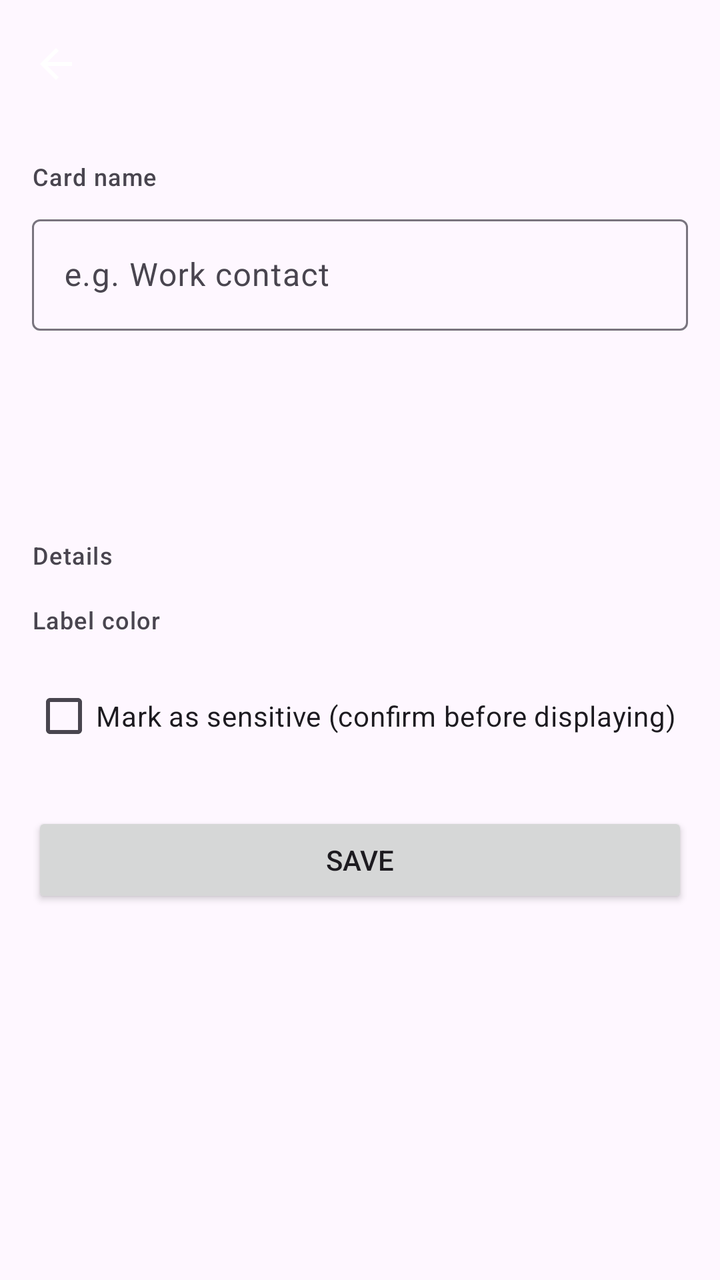
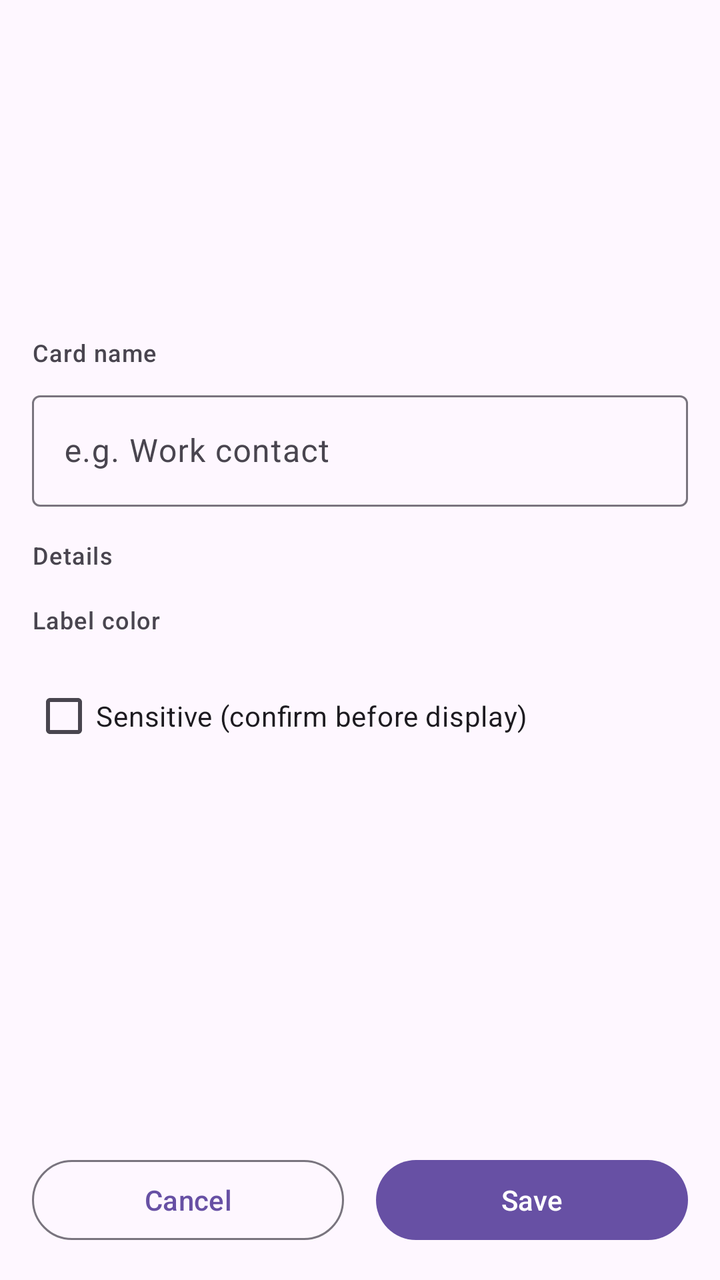

An Android layout rendered at two revisions. The XML below is the earlier revision; the diff shows what the commit changed to produce the second picture.
<!-- AndroidManifest.xml: application theme Theme.QRCards -->
<!-- res/layout/activity_card_edit.xml -->
<?xml version="1.0" encoding="utf-8"?>
<LinearLayout xmlns:android="http://schemas.android.com/apk/res/android"
    xmlns:app="http://schemas.android.com/apk/res-auto"
    android:layout_width="match_parent"
    android:layout_height="match_parent"
    android:orientation="vertical">

    <com.google.android.material.appbar.MaterialToolbar
        android:id="@+id/toolbar"
        android:layout_width="match_parent"
        android:layout_height="?attr/actionBarSize"
        app:navigationIcon="@drawable/ic_arrow_back" />

    <ScrollView
        android:layout_width="match_parent"
        android:layout_height="0dp"
        android:layout_weight="1">

        <LinearLayout
            android:layout_width="match_parent"
            android:layout_height="wrap_content"
            android:orientation="vertical"
            android:padding="16dp">

            <TextView
                android:layout_width="wrap_content"
                android:layout_height="wrap_content"
                android:text="@string/card_name"
                android:textAppearance="?attr/textAppearanceLabelMedium" />

            <com.google.android.material.textfield.TextInputLayout
                android:id="@+id/cardNameLayout"
                android:layout_width="match_parent"
                android:layout_height="wrap_content"
                android:layout_marginTop="8dp"
                app:boxBackgroundMode="outline">

                <com.google.android.material.textfield.TextInputEditText
                    android:id="@+id/cardNameInput"
                    android:layout_width="match_parent"
                    android:layout_height="wrap_content"
                    android:hint="@string/card_name_hint"
                    android:inputType="textCapWords"
                    android:imeOptions="actionNext" />
            </com.google.android.material.textfield.TextInputLayout>

            
            <LinearLayout
                android:layout_width="match_parent"
                android:layout_height="wrap_content"
                android:layout_marginTop="16dp"
                android:minHeight="64dp"
                android:orientation="vertical">

                <TextView
                    android:id="@+id/typeTitle"
                    android:layout_width="wrap_content"
                    android:layout_height="wrap_content"
                    android:singleLine="true"
                    android:textAppearance="?attr/textAppearanceHeadlineSmall" />

                <TextView
                    android:id="@+id/typeDesc"
                    android:layout_width="wrap_content"
                    android:layout_height="wrap_content"
                    android:lines="2"
                    android:textAppearance="?attr/textAppearanceBodySmall" />
            </LinearLayout>

            <HorizontalScrollView
                android:layout_width="match_parent"
                android:layout_height="wrap_content"
                android:layout_marginTop="8dp"
                android:clipToPadding="false"
                android:fillViewport="true"
                android:scrollbars="none">

                <LinearLayout
                    android:id="@+id/typeTabRow"
                    android:layout_width="match_parent"
                    android:layout_height="wrap_content"
                    android:orientation="horizontal" />
            </HorizontalScrollView>

            <TextView
                android:layout_width="wrap_content"
                android:layout_height="wrap_content"
                android:layout_marginTop="16dp"
                android:text="@string/details"
                android:textAppearance="?attr/textAppearanceLabelMedium" />

            <LinearLayout
                android:id="@+id/formContainer"
                android:layout_width="match_parent"
                android:layout_height="wrap_content"
                android:orientation="vertical" />

            <TextView
                android:id="@+id/wifiNote"
                android:layout_width="match_parent"
                android:layout_height="wrap_content"
                android:layout_marginTop="8dp"
                android:text="@string/wifi_plaintext_note"
                android:textAppearance="?attr/textAppearanceBodySmall"
                android:textColor="?attr/colorError"
                android:visibility="gone" />

            <TextView
                android:layout_width="wrap_content"
                android:layout_height="wrap_content"
                android:layout_marginTop="16dp"
                android:text="@string/label_color"
                android:textAppearance="?attr/textAppearanceLabelMedium" />

            <LinearLayout
                android:id="@+id/colorRow"
                android:layout_width="match_parent"
                android:layout_height="wrap_content"
                android:layout_marginTop="8dp"
                android:gravity="center_vertical"
                android:orientation="horizontal" />

            <com.google.android.material.checkbox.MaterialCheckBox
                android:id="@+id/sensitiveCheck"
                android:layout_width="wrap_content"
                android:layout_height="wrap_content"
                android:layout_marginTop="8dp"
                android:text="@string/sensitive_check" />

            <Button
                android:id="@+id/saveButton"
                android:layout_width="match_parent"
                android:layout_height="wrap_content"
                android:layout_marginTop="24dp"
                android:text="@string/save" />
        </LinearLayout>
    </ScrollView>
</LinearLayout>
<!-- resources referenced by this layout -->
<resources>
  <!-- drawable ic_arrow_back (drawable) -->
  <vector xmlns:android="http://schemas.android.com/apk/res/android"
      android:width="24dp" android:height="24dp"
      android:viewportWidth="24" android:viewportHeight="24">
      <path
          android:fillColor="@android:color/white"
          android:pathData="M20,11H7.83l5.59,-5.59L12,4l-8,8 8,8 1.41,-1.41L7.83,13H20v-2z" />
  </vector>
  <string name="card_name">Card name</string>
  <string name="card_name_hint">e.g. Work contact</string>
  <string name="details">Details</string>
  <string name="label_color">Label color</string>
  <string name="save">Save</string>
  <string name="sensitive_check">Mark as sensitive (confirm before displaying)</string>
  <string name="wifi_plaintext_note">The password is baked into the QR code as plain text — anyone who scans it can read it. Use a guest network, never your main LAN password.</string>
  <style name="Theme.QRCards" parent="Theme.Material3.DayNight.NoActionBar" />
</resources>

<!-- the commit's change to res/layout/activity_card_edit.xml (unified diff, before → after) -->
@@ -5,11 +5,11 @@
     android:layout_height="match_parent"
     android:orientation="vertical">
 
+    
     <com.google.android.material.appbar.MaterialToolbar
         android:id="@+id/toolbar"
         android:layout_width="match_parent"
-        android:layout_height="?attr/actionBarSize"
-        app:navigationIcon="@drawable/ic_arrow_back" />
+        android:layout_height="?attr/actionBarSize" />
 
     <ScrollView
         android:layout_width="match_parent"
@@ -22,9 +22,49 @@
             android:orientation="vertical"
             android:padding="16dp">
 
+            
+            <LinearLayout
+                android:layout_width="match_parent"
+                android:layout_height="wrap_content"
+                android:minHeight="64dp"
+                android:orientation="vertical">
+
+                <TextView
+                    android:id="@+id/typeTitle"
+                    android:layout_width="wrap_content"
+                    android:layout_height="wrap_content"
+                    android:singleLine="true"
+                    android:textAppearance="?attr/textAppearanceHeadlineSmall" />
+
+                <TextView
+                    android:id="@+id/typeDesc"
+                    android:layout_width="wrap_content"
+                    android:layout_height="wrap_content"
+                    android:lines="2"
+                    android:textAppearance="?attr/textAppearanceBodySmall" />
+            </LinearLayout>
+
+            
+            <LinearLayout
+                android:id="@+id/typeTabRow1"
+                android:layout_width="match_parent"
+                android:layout_height="wrap_content"
+                android:layout_marginTop="8dp"
+                android:orientation="horizontal" />
+
+            <LinearLayout
+                android:id="@+id/typeTabRow2"
+                android:layout_width="match_parent"
+                android:layout_height="wrap_content"
+                android:layout_marginTop="4dp"
+                android:orientation="horizontal"
+                android:visibility="gone" />
+
+            
             <TextView
                 android:layout_width="wrap_content"
                 android:layout_height="wrap_content"
+                android:layout_marginTop="16dp"
                 android:text="@string/card_name"
                 android:textAppearance="?attr/textAppearanceLabelMedium" />
 
@@ -43,44 +83,6 @@
                     android:inputType="textCapWords"
                     android:imeOptions="actionNext" />
             </com.google.android.material.textfield.TextInputLayout>
-
-            
-            <LinearLayout
-                android:layout_width="match_parent"
-                android:layout_height="wrap_content"
-                android:layout_marginTop="16dp"
-                android:minHeight="64dp"
-                android:orientation="vertical">
-
-                <TextView
-                    android:id="@+id/typeTitle"
-                    android:layout_width="wrap_content"
-                    android:layout_height="wrap_content"
-                    android:singleLine="true"
-                    android:textAppearance="?attr/textAppearanceHeadlineSmall" />
-
-                <TextView
-                    android:id="@+id/typeDesc"
-                    android:layout_width="wrap_content"
-                    android:layout_height="wrap_content"
-                    android:lines="2"
-                    android:textAppearance="?attr/textAppearanceBodySmall" />
-            </LinearLayout>
-
-            <HorizontalScrollView
-                android:layout_width="match_parent"
-                android:layout_height="wrap_content"
-                android:layout_marginTop="8dp"
-                android:clipToPadding="false"
-                android:fillViewport="true"
-                android:scrollbars="none">
-
-                <LinearLayout
-                    android:id="@+id/typeTabRow"
-                    android:layout_width="match_parent"
-                    android:layout_height="wrap_content"
-                    android:orientation="horizontal" />
-            </HorizontalScrollView>
 
             <TextView
                 android:layout_width="wrap_content"
@@ -126,13 +128,31 @@
                 android:layout_height="wrap_content"
                 android:layout_marginTop="8dp"
                 android:text="@string/sensitive_check" />
-
-            <Button
-                android:id="@+id/saveButton"
-                android:layout_width="match_parent"
-                android:layout_height="wrap_content"
-                android:layout_marginTop="24dp"
-                android:text="@string/save" />
         </LinearLayout>
     </ScrollView>
+
+    
+    <LinearLayout
+        android:layout_width="match_parent"
+        android:layout_height="wrap_content"
+        android:orientation="horizontal"
+        android:padding="16dp">
+
+        <com.google.android.material.button.MaterialButton
+            android:id="@+id/cancelButton"
+            style="@style/Widget.Material3.Button.OutlinedButton"
+            android:layout_width="0dp"
+            android:layout_height="wrap_content"
+            android:layout_marginEnd="8dp"
+            android:layout_weight="1"
+            android:text="@string/cancel" />
+
+        <com.google.android.material.button.MaterialButton
+            android:id="@+id/saveButton"
+            android:layout_width="0dp"
+            android:layout_height="wrap_content"
+            android:layout_marginStart="8dp"
+            android:layout_weight="1"
+            android:text="@string/save" />
+    </LinearLayout>
 </LinearLayout>
<!-- resource entries referenced after the edit -->
@@ -1,19 +1,12 @@
 <!-- resources referenced by this layout -->
 <resources>
-  <!-- drawable ic_arrow_back (drawable) -->
-  <vector xmlns:android="http://schemas.android.com/apk/res/android"
-      android:width="24dp" android:height="24dp"
-      android:viewportWidth="24" android:viewportHeight="24">
-      <path
-          android:fillColor="@android:color/white"
-          android:pathData="M20,11H7.83l5.59,-5.59L12,4l-8,8 8,8 1.41,-1.41L7.83,13H20v-2z" />
-  </vector>
+  <string name="cancel">Cancel</string>
   <string name="card_name">Card name</string>
   <string name="card_name_hint">e.g. Work contact</string>
   <string name="details">Details</string>
   <string name="label_color">Label color</string>
   <string name="save">Save</string>
-  <string name="sensitive_check">Mark as sensitive (confirm before displaying)</string>
+  <string name="sensitive_check">Sensitive (confirm before display)</string>
   <string name="wifi_plaintext_note">The password is baked into the QR code as plain text — anyone who scans it can read it. Use a guest network, never your main LAN password.</string>
   <style name="Theme.QRCards" parent="Theme.Material3.DayNight.NoActionBar" />
 </resources>
